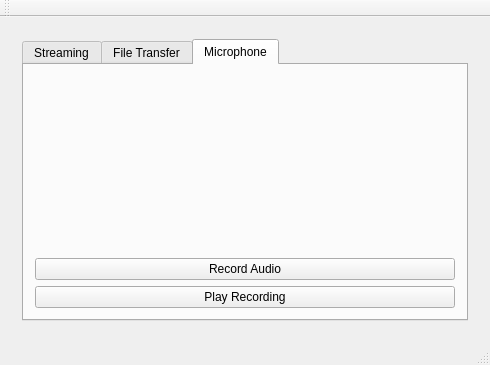
Above: CommAudio/mainwindow.ui from jerrybeanman/CommAudio before the change. Below: the same form after it.
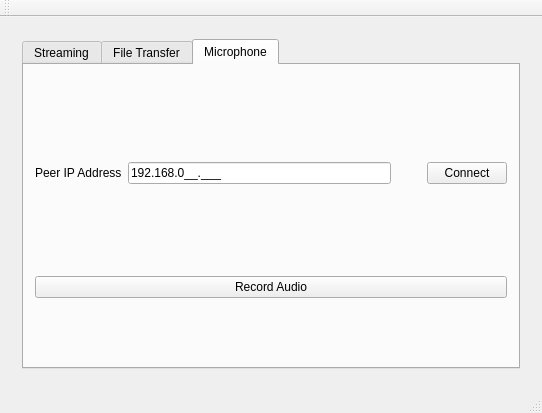
That is the form after the change. The open tabs and pages were chosen to show the change.

Patch:
```diff
--- a/CommAudio/mainwindow.ui
+++ b/CommAudio/mainwindow.ui
@@ -6,8 +6,8 @@
    <rect>
     <x>0</x>
     <y>0</y>
-    <width>490</width>
-    <height>365</height>
+    <width>542</width>
+    <height>413</height>
    </rect>
   </property>
   <property name="windowTitle">
@@ -268,17 +268,45 @@
            </attribute>
            <layout class="QVBoxLayout" name="verticalLayout_5">
             <item>
-             <spacer name="verticalSpacer_3">
-              <property name="orientation">
-               <enum>Qt::Vertical</enum>
-              </property>
-              <property name="sizeHint" stdset="0">
-               <size>
-                <width>20</width>
-                <height>40</height>
-               </size>
-              </property>
-             </spacer>
+             <layout class="QHBoxLayout" name="horizontalLayout_7">
+              <item>
+               <widget class="QLabel" name="label_2">
+                <property name="text">
+                 <string>Peer IP Address</string>
+                </property>
+               </widget>
+              </item>
+              <item>
+               <layout class="QVBoxLayout" name="verticalLayout_3">
+                <property name="topMargin">
+                 <number>30</number>
+                </property>
+                <property name="rightMargin">
+                 <number>30</number>
+                </property>
+                <property name="bottomMargin">
+                 <number>30</number>
+                </property>
+                <item>
+                 <widget class="QLineEdit" name="peerIP">
+                  <property name="inputMask">
+                   <string>000.000.000.000;_</string>
+                  </property>
+                  <property name="text">
+                   <string>192.168.0.</string>
+                  </property>
+                 </widget>
+                </item>
+               </layout>
+              </item>
+              <item>
+               <widget class="QPushButton" name="peerConnect">
+                <property name="text">
+                 <string>Connect</string>
+                </property>
+               </widget>
+              </item>
+             </layout>
             </item>
             <item>
              <widget class="QPushButton" name="recordButton">
@@ -287,13 +315,6 @@
               </property>
              </widget>
             </item>
-            <item>
-             <widget class="QPushButton" name="playRecordingButton">
-              <property name="text">
-               <string>Play Recording</string>
-              </property>
-             </widget>
-            </item>
            </layout>
           </widget>
          </widget>
```
Left out of the diff: 70 changed lines with no effect on the pictures. Lines whose indentation alone changed are shown as unchanged.
